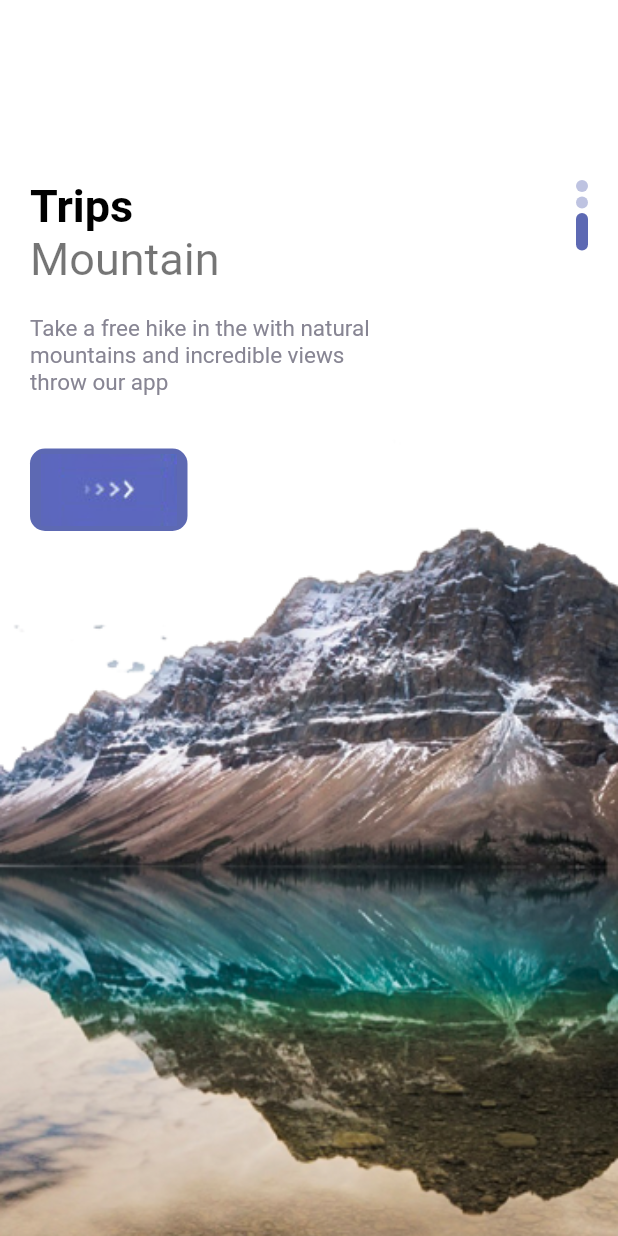
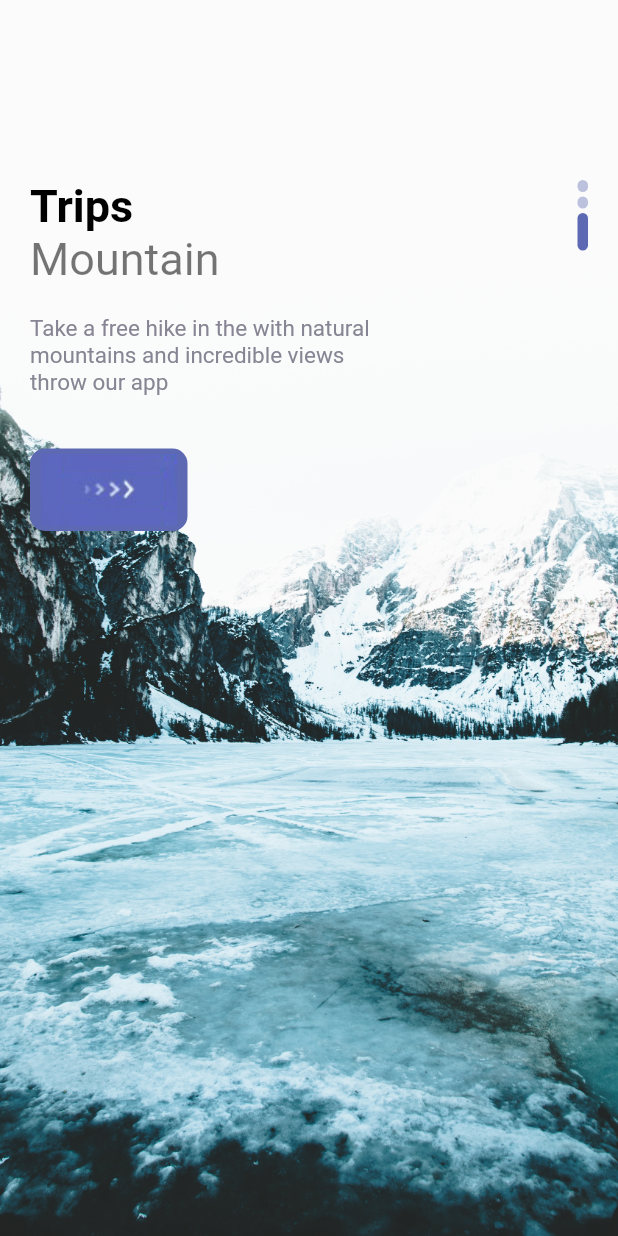
Before and after one commit to Ahmed-mohamed72/Travel-app, a Flutter app: the screen it shows after launch, scrolled down 1648 dp, on a phone screen of 412 x 824 dp. Run offline on Flutter 3.47's test engine with Material 2 defaults, Android fonts, the phone set to English and light mode, and no system bars.

Commit message:
change the width of slide dots

```diff
--- a/lib/widgets/custom_slide_dots.dart
+++ b/lib/widgets/custom_slide_dots.dart
@@ -13,7 +13,7 @@ class CustomSlideDots extends StatelessWidget {
         (indexOfDots) {
           return Container(
             margin: const EdgeInsets.only(bottom: 3),
-            width: 8,
+            width: 7,
             height: indexOfDots == index ? 25 : 8,
             decoration: BoxDecoration(
                 borderRadius: BorderRadius.circular(8),
--- a/lib/widgets/welcome_view_compononts.dart
+++ b/lib/widgets/welcome_view_compononts.dart
@@ -10,7 +10,7 @@ class WelcomViewCompononts extends StatelessWidget {
     final List images = [
       "welcome-one.png",
       "welcome-two.png",
-      "welcome-three.png",
+      "ice.jpg",
     ];
 
     return Container(
```
Also changed, not shown: assets/img/ice.jpg (added), assets/img/icemountain.jpg (added), assets/img/mountain1.jpg (added).
